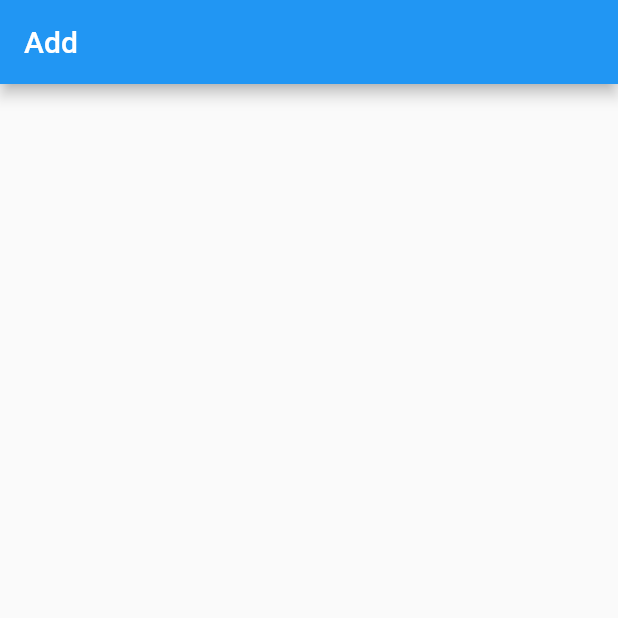
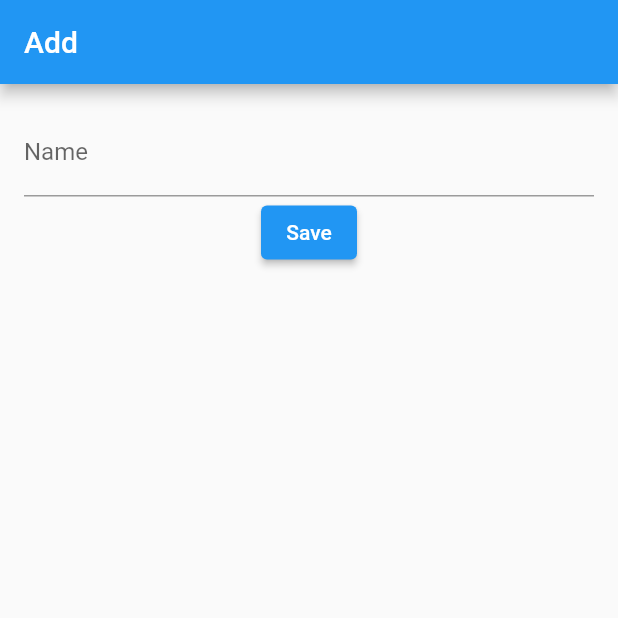
Before and after one commit to shaha-nah/NextEpisode, a Flutter app: the screen it shows after launch, after a tap on the "add" icon, on a phone screen of 412 x 824 dp, the top half of it. Run offline on Flutter 3.47's test engine with Material 2 defaults, Android fonts, the phone set to English and light mode, and no system bars; our stand-ins replace moor; generated files the repository leaves out were written again.

Commit message:
Add page

```diff
--- a/lib/screen/add.dart
+++ b/lib/screen/add.dart
@@ -14,17 +14,47 @@ class _AddState extends State<Add> {
 
     final controllerName = TextEditingController();
 
-    String radioButtonItem = 'TV Show';
-    int groupValue = 1;
+    String type = 'TV Show';
+    bool selected = false;
 
     return MaterialApp(
       debugShowCheckedModeBanner: false,
       home: Scaffold(
-        appBar: AppBar(
-          title: Text("Add"),
-        ),
-
-      ),
+          appBar: AppBar(
+            title: Text("Add"),
+          ),
+          body: Container(
+            padding:
+                const EdgeInsets.symmetric(vertical: 16.0, horizontal: 16.0),
+            child: Form(
+                key: _formKey,
+                child: Column(
+                  children: [
+                    TextFormField(
+                      decoration: InputDecoration(labelText: 'Name'),
+                      validator: (value) {
+                        if (value == null || value.isEmpty) {
+                          return 'Please enter a name';
+                        }
+                        return null;
+                      },
+                      controller: controllerName,
+                    ),
+                    ElevatedButton(
+                        onPressed: () {
+                          if (_formKey.currentState!.validate()) {
+                            ScaffoldMessenger.of(context).showSnackBar(
+                              const SnackBar(content: Text('Saving')),
+                            );
+                            print('saving');
+                            print(controllerName.text);
+                            print(type);
+                          }
+                        },
+                        child: const Text('Save'))
+                  ],
+                )),
+          )),
     );
   }
 }
```
